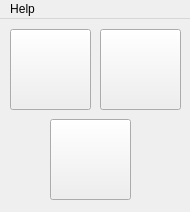
Above: mainwindow.ui from jDan735/qtcanobu before the change. Below: the same form after it.
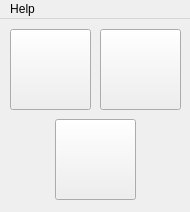
That is the form after the change. Icons and pictures are not drawn.

What changed in the file:
```diff
--- a/mainwindow.ui
+++ b/mainwindow.ui
@@ -10,6 +10,18 @@
     <height>212</height>
    </rect>
   </property>
+  <property name="minimumSize">
+   <size>
+    <width>190</width>
+    <height>212</height>
+   </size>
+  </property>
+  <property name="maximumSize">
+   <size>
+    <width>190</width>
+    <height>212</height>
+   </size>
+  </property>
   <property name="windowTitle">
    <string>QtCanobu</string>
   </property>
@@ -70,7 +82,7 @@
    <widget class="QPushButton" name="pushButton_3">
     <property name="geometry">
      <rect>
-      <x>50</x>
+      <x>55</x>
       <y>100</y>
       <width>81</width>
       <height>81</height>
```
